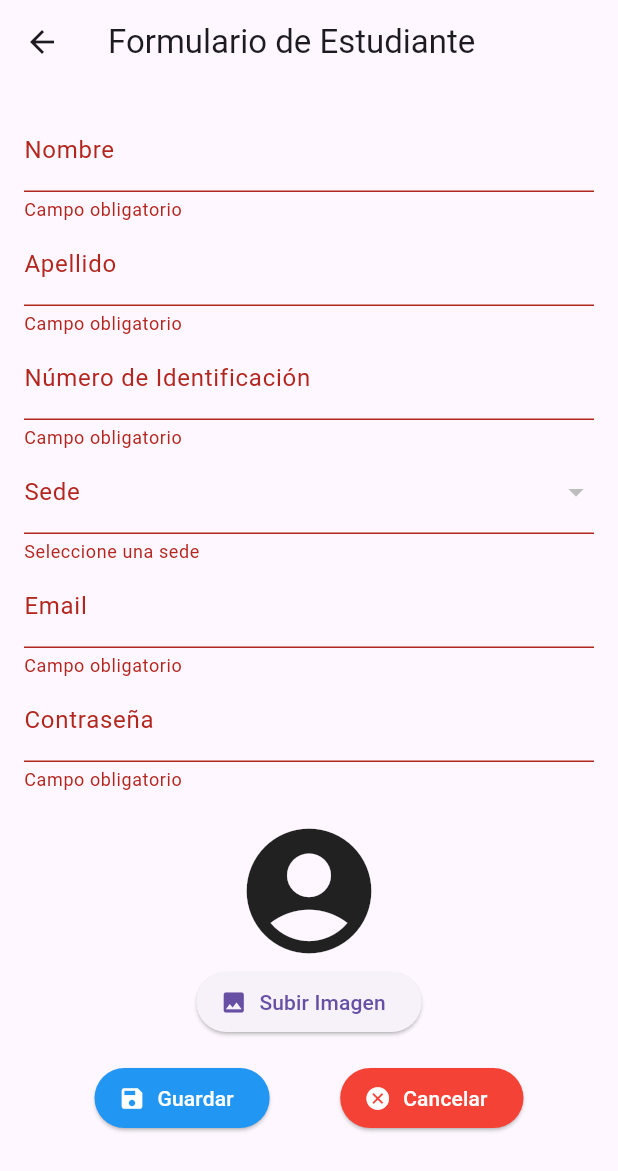
After one commit to CarlosBurgos1609/REFMP, a Flutter app: the StudentForm screen opened directly, after a tap on "Guardar", on a phone screen of 412 x 824 dp. The commit adds this screen. Shown: the top 1171 px of the screen. Run offline on Flutter 3.47's test engine with Material 3 defaults, Android fonts, the phone set to English and light mode, and no system bars; our stand-ins replace cloud_firestore, firebase_auth, firebase_core, firebase_storage, image_picker, supabase_flutter; accounts and stored records are empty.

Commit message:
Create Forms

```diff
--- /dev/null
+++ b/lib/forms/studentsform.dart
@@ -0,0 +1,158 @@
+import 'package:flutter/material.dart';
+import 'package:image_picker/image_picker.dart';
+import 'package:supabase_flutter/supabase_flutter.dart';
+
+class StudentForm extends StatefulWidget {
+  @override
+  _StudentFormState createState() => _StudentFormState();
+}
+
+class _StudentFormState extends State<StudentForm> {
+  final _formKey = GlobalKey<FormState>();
+  final TextEditingController _firstNameController = TextEditingController();
+  final TextEditingController _lastNameController = TextEditingController();
+  final TextEditingController _idNumberController = TextEditingController();
+  final TextEditingController _emailController = TextEditingController();
+  final TextEditingController _passwordController = TextEditingController();
+  String? _selectedSede;
+  String? _profileImageUrl;
+  final ImagePicker _picker = ImagePicker();
+  final SupabaseClient supabase = Supabase.instance.client;
+  List<String> _sedes = [];
+
+  @override
+  void initState() {
+    super.initState();
+    _fetchSedes();
+  }
+
+  Future<void> _fetchSedes() async {
+    final response = await supabase.from('sedes').select('name');
+    setState(() {
+      _sedes = response.map<String>((sede) => sede['name'].toString()).toList();
+    });
+  }
+
+  Future<void> _pickImage() async {
+    final pickedFile = await _picker.pickImage(source: ImageSource.gallery);
+    if (pickedFile != null) {
+      final bytes = await pickedFile.readAsBytes();
+      final fileName = 'students/${DateTime.now().millisecondsSinceEpoch}.jpg';
+      final response =
+          await supabase.storage.from('students').uploadBinary(fileName, bytes);
+      final imageUrl = supabase.storage.from('students').getPublicUrl(fileName);
+      setState(() {
+        _profileImageUrl = imageUrl;
+      });
+    }
+  }
+
+  void _saveStudent() async {
+    if (_formKey.currentState!.validate()) {
+      await supabase.from('students').insert({
+        'first_name': _firstNameController.text,
+        'last_name': _lastNameController.text,
+        'identification_number': _idNumberController.text,
+        'sede_name': _selectedSede,
+        'email': _emailController.text,
+        'password': _passwordController.text,
+        'profile_image': _profileImageUrl,
+      });
+      Navigator.pop(context);
+    }
+  }
+
+  @override
+  Widget build(BuildContext context) {
+    return Scaffold(
+        appBar: AppBar(title: Text('Formulario de Estudiante')),
+        body: SingleChildScrollView(
+          child: Padding(
+            padding: EdgeInsets.all(16.0),
+            child: Form(
+              key: _formKey,
+              child: Column(
+                children: [
+                  TextFormField(
+                    controller: _firstNameController,
+                    decoration: InputDecoration(labelText: 'Nombre'),
+                    validator: (value) =>
+                        value!.isEmpty ? 'Campo obligatorio' : null,
+                  ),
+                  TextFormField(
+                    controller: _lastNameController,
+                    decoration: InputDecoration(labelText: 'Apellido'),
+                    validator: (value) =>
+                        value!.isEmpty ? 'Campo obligatorio' : null,
+                  ),
+                  TextFormField(
+                    controller: _idNumberController,
+                    decoration:
+                        InputDecoration(labelText: 'Número de Identificación'),
+                    validator: (value) =>
+                        value!.isEmpty ? 'Campo obligatorio' : null,
+                  ),
+                  DropdownButtonFormField<String>(
+                    value: _selectedSede,
+                    decoration: InputDecoration(labelText: 'Sede'),
+                    items: _sedes
+                        .map((sede) =>
+                            DropdownMenuItem(value: sede, child: Text(sede)))
+                        .toList(),
+                    onChanged: (value) => setState(() => _selectedSede = value),
+                    validator: (value) =>
+                        value == null ? 'Seleccione una sede' : null,
+                  ),
+                  TextFormField(
+                    controller: _emailController,
+                    decoration: InputDecoration(labelText: 'Email'),
+                    validator: (value) =>
+                        value!.isEmpty ? 'Campo obligatorio' : null,
+                  ),
+                  TextFormField(
+                    controller: _passwordController,
+                    decoration: InputDecoration(labelText: 'Contraseña'),
+                    obscureText: true,
+                    validator: (value) =>
+                        value!.isEmpty ? 'Campo obligatorio' : null,
+                  ),
+                  SizedBox(height: 16),
+                  _profileImageUrl != null
+                      ? CircleAvatar(
+                          radius: 50,
+                          backgroundImage: NetworkImage(_profileImageUrl!))
+                      : Icon(Icons.account_circle, size: 100),
+                  ElevatedButton.icon(
+                    onPressed: _pickImage,
+                    icon: Icon(Icons.image),
+                    label: Text('Subir Imagen'),
+                  ),
+                  SizedBox(height: 16),
+                  Row(
+                    mainAxisAlignment: MainAxisAlignment.spaceEvenly,
+                    children: [
+                      ElevatedButton.icon(
+                        onPressed: _saveStudent,
+                        icon: Icon(Icons.save, color: Colors.white),
+                        label: Text('Guardar',
+                            style: TextStyle(color: Colors.white)),
+                        style: ElevatedButton.styleFrom(
+                            backgroundColor: Colors.blue),
+                      ),
+                      ElevatedButton.icon(
+                        onPressed: () => Navigator.pop(context),
+                        icon: Icon(Icons.cancel, color: Colors.white),
+                        label: Text('Cancelar',
+                            style: TextStyle(color: Colors.white)),
+                        style: ElevatedButton.styleFrom(
+                            backgroundColor: Colors.red),
+                      ),
+                    ],
+                  )
+                ],
+              ),
+            ),
+          ),
+        ));
+  }
+}
```
Also changed, not shown: lib/connections/login.dart (+37 -31 lines), lib/interfaces/menu/students.dart (+7 -1 lines), lib/forms/headquartersforms.dart (added).
